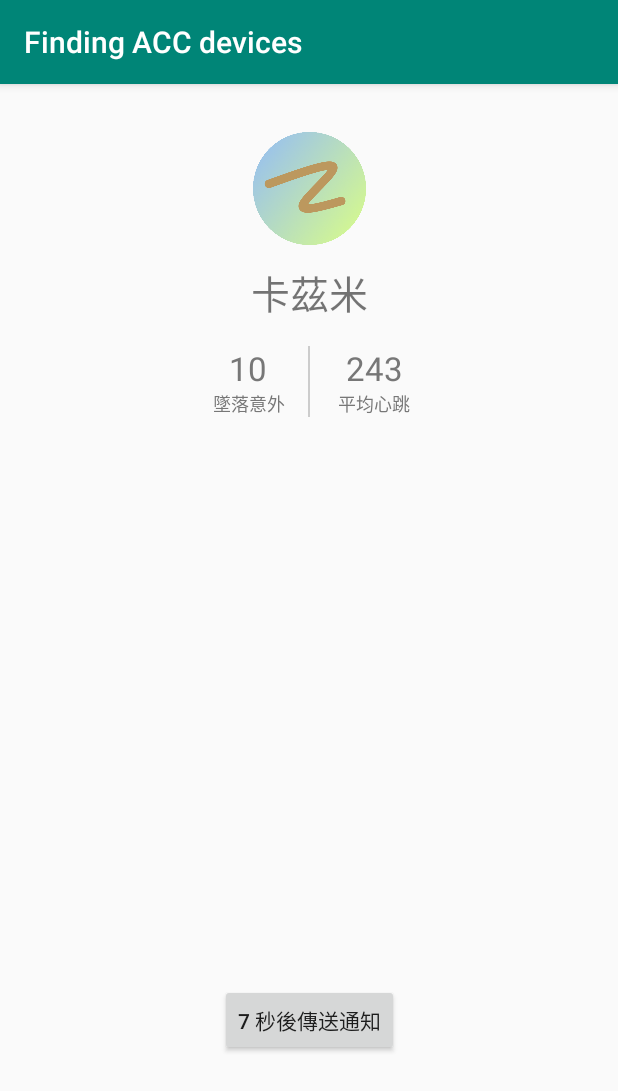
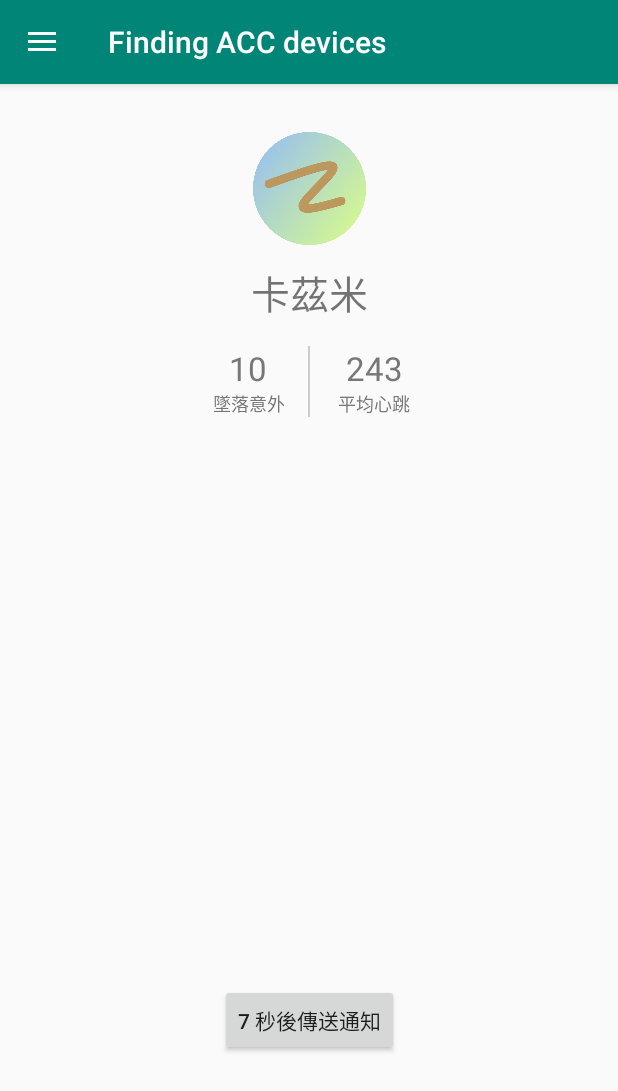
Before and after one commit to GeiGeiLa/Katsmin-Accelerometer, an Android app: the screen it shows after launch (MainActivity), on a phone screen of 412 x 824 dp. Shown: the top 1091 px of the screen. Run offline under Robolectric (Android 15) with nearby library versions, the light colour scheme and no system bars; our stand-ins replace navigation-ui.

Commit message:
Added drawer to Activity:activity_device_info
needed to delete some garbage files

```diff
--- a/app/src/main/java/com/example/accalpha/MainActivity.java
+++ b/app/src/main/java/com/example/accalpha/MainActivity.java
@@ -1,9 +1,12 @@
 package com.example.accalpha;
 
+import androidx.appcompat.app.ActionBarDrawerToggle;
 import androidx.appcompat.app.AppCompatActivity;
+import androidx.appcompat.widget.Toolbar;
 import androidx.core.app.NotificationCompat;
 import androidx.core.app.NotificationManagerCompat;
 import androidx.core.content.ContextCompat;
+import androidx.drawerlayout.widget.DrawerLayout;
 import androidx.navigation.ui.AppBarConfiguration;
 
 import android.Manifest;
@@ -29,6 +32,7 @@ import android.widget.Button;
 import android.widget.TextView;
 import android.widget.Toast;
 
+import com.google.android.material.navigation.NavigationView;
 import com.google.android.material.snackbar.Snackbar;
 
 import java.util.ArrayList;
@@ -40,10 +44,30 @@ public class MainActivity extends AppCompatActivity  {
     Button permissionButton;
     private AppBarConfiguration mAppBarConfiguration;
 
+//  三 Toobar
+    private DrawerLayout drawerLayout;
+    private NavigationView navigation_view;
+    private Toolbar toolbar;
+//
+
+
+
     @Override
     protected void onCreate(Bundle savedInstanceState) {
         super.onCreate(savedInstanceState);
         setContentView(R.layout.activity_device_info);
+
+        drawerLayout = (DrawerLayout) findViewById(R.id.drawerLayout);
+        navigation_view = (NavigationView) findViewById(R.id.navigation_view);
+        toolbar = (Toolbar) findViewById(R.id.toolbar);
+        // 用toolbar做為APP的ActionBar
+        setSupportActionBar(toolbar);
+        // 將drawerLayout和toolbar整合，會出現「三」按鈕
+        ActionBarDrawerToggle toggle = new ActionBarDrawerToggle(
+                this, drawerLayout, toolbar, R.string.drawer_open, R.string.drawer_close);
+        drawerLayout.addDrawerListener(toggle);
+        toggle.syncState();
+
         final Button btn_sendNotification = findViewById(R.id.btn_notify);
         btn_sendNotification.setOnClickListener( new Button.OnClickListener()
         {
--- a/app/src/main/java/com/example/accalpha/ui/home/HomeFragment.java
+++ b/app/src/main/java/com/example/accalpha/ui/home/HomeFragment.java
@@ -10,18 +10,18 @@ import androidx.annotation.NonNull;
 import androidx.annotation.Nullable;
 import androidx.fragment.app.Fragment;
 import androidx.lifecycle.Observer;
-import androidx.lifecycle.ViewModelProviders;
+import androidx.lifecycle.ViewModelProvider;
 
 import com.example.accalpha.R;
 
 public class HomeFragment extends Fragment {
 
-    private com.example.accalpha.ui.home.HomeViewModel homeViewModel;
+    private HomeViewModel homeViewModel;
 
     public View onCreateView(@NonNull LayoutInflater inflater,
                              ViewGroup container, Bundle savedInstanceState) {
         homeViewModel =
-                ViewModelProviders.of(this).get(com.example.accalpha.ui.home.HomeViewModel.class);
+                new ViewModelProvider(this).get(HomeViewModel.class);
         View root = inflater.inflate(R.layout.fragment_home, container, false);
         final TextView textView = root.findViewById(R.id.text_home);
         homeViewModel.getText().observe(getViewLifecycleOwner(), new Observer<String>() {
--- a/app/src/main/java/com/example/accalpha/ui/home/HomeViewModel.java
+++ b/app/src/main/java/com/example/accalpha/ui/home/HomeViewModel.java
@@ -5,6 +5,7 @@ import androidx.lifecycle.MutableLiveData;
 import androidx.lifecycle.ViewModel;
 
 public class HomeViewModel extends ViewModel {
+
 
     private MutableLiveData<String> mText;
 
--- a/app/src/main/res/layout/activity_device_info.xml
+++ b/app/src/main/res/layout/activity_device_info.xml
@@ -1,10 +1,32 @@
 <?xml version="1.0" encoding="utf-8"?>
-<androidx.constraintlayout.widget.ConstraintLayout xmlns:android="http://schemas.android.com/apk/res/android"
+<androidx.drawerlayout.widget.DrawerLayout xmlns:android="http://schemas.android.com/apk/res/android"
     xmlns:app="http://schemas.android.com/apk/res-auto"
     xmlns:tools="http://schemas.android.com/tools"
+    android:id="@+id/drawerLayout"
+    android:layout_width="match_parent"
+    android:layout_height="match_parent"
+    android:fitsSystemWindows="true"
+    tools:openDrawer="start">
+
+
+
+    <androidx.constraintlayout.widget.ConstraintLayout
         android:layout_width="match_parent"
         android:layout_height="match_parent"
         tools:context=".DeviceInfo">
+
+        <!-- 若要使用漢堡列，不能少這個 -->
+        <androidx.appcompat.widget.Toolbar
+            android:id="@+id/toolbar"
+            android:layout_width="match_parent"
+            android:layout_height="?attr/actionBarSize"
+            android:background="?attr/colorPrimary"
+            android:elevation="4dp"
+            android:theme="@style/ThemeOverlay.AppCompat.Dark.ActionBar"
+            app:layout_constraintEnd_toEndOf="parent"
+            app:layout_constraintStart_toStartOf="parent"
+            app:layout_constraintTop_toTopOf="parent" />
+        <!--   comment end     -->
 
         <ImageView
             android:id="@+id/profilepic"
@@ -13,9 +35,8 @@
             android:layout_marginTop="32dp"
             android:src="@drawable/protobelt"
             app:layout_constraintEnd_toEndOf="parent"
-        app:layout_constraintHorizontal_bias="0.5"
             app:layout_constraintStart_toStartOf="parent"
-        app:layout_constraintTop_toTopOf="parent" />
+            app:layout_constraintTop_toBottomOf="@+id/toolbar" />
 
         <TextView
             android:id="@+id/user_name"
@@ -103,3 +124,19 @@
             app:layout_constraintStart_toStartOf="parent" />
 
     </androidx.constraintlayout.widget.ConstraintLayout>
+
+
+<!--    <include-->
+<!--        layout="@layout/app_bar_main"-->
+<!--        android:layout_width="match_parent"-->
+<!--        android:layout_height="match_parent" />-->
+
+    <com.google.android.material.navigation.NavigationView
+        android:id="@+id/nav_view"
+        android:layout_width="220dp"
+        android:layout_height="match_parent"
+        android:layout_gravity="start"
+        android:fitsSystemWindows="true"
+        app:headerLayout="@layout/nav_header_main"
+        app:menu="@menu/activity_main_drawer" />
+</androidx.drawerlayout.widget.DrawerLayout>
--- a/app/src/main/res/layout/fragment_home.xml
+++ b/app/src/main/res/layout/fragment_home.xml
@@ -15,6 +15,7 @@
         android:layout_marginEnd="8dp"
         android:textAlignment="center"
         android:textSize="20sp"
+        android:text = "homefrag"
         app:layout_constraintBottom_toBottomOf="parent"
         app:layout_constraintEnd_toEndOf="parent"
         app:layout_constraintStart_toStartOf="parent"
--- a/app/src/main/res/layout/nav_header_main.xml
+++ b/app/src/main/res/layout/nav_header_main.xml
@@ -1,4 +1,5 @@
 <?xml version="1.0" encoding="utf-8"?>
+<!-- 這是 Hamburger 的 head -->
 <LinearLayout xmlns:android="http://schemas.android.com/apk/res/android"
     xmlns:app="http://schemas.android.com/apk/res-auto"
     android:layout_width="match_parent"
@@ -24,13 +25,13 @@
         android:layout_width="match_parent"
         android:layout_height="wrap_content"
         android:paddingTop="@dimen/nav_header_vertical_spacing"
-        android:text="My nav itle"
+        android:text="Accelerometer"
         android:textAppearance="@style/TextAppearance.AppCompat.Body1" />
 
     <TextView
         android:id="@+id/textView"
         android:layout_width="wrap_content"
         android:layout_height="wrap_content"
-        android:text="My nav subtitle" />
+        android:text="工地災害通報系統"/>
 
 </LinearLayout>
--- a/app/src/main/res/values/strings.xml
+++ b/app/src/main/res/values/strings.xml
@@ -25,5 +25,6 @@
     <string name="title_activity_data_display">DataDisplay</string>
     <string name="use_feature_failed1">找不到任何 ACC 裝置</string>
     <string name="use_feature_failed2">開啟藍芽和定位服務後，重新啟動這個 App</string>
-
+    <string name="drawer_open">Drawer opened</string>
+    <string name="drawer_close">Drawer closed</string>
 </resources>
--- a/app/src/main/res/values/styles.xml
+++ b/app/src/main/res/values/styles.xml
@@ -1,7 +1,7 @@
 <resources>
 
     <!-- Base application theme. -->
-    <style name="AppTheme" parent="Theme.AppCompat.Light.DarkActionBar">
+    <style name="AppTheme" parent="Theme.AppCompat.Light.NoActionBar">
         <!-- Customize your theme here. -->
         <item name="colorPrimary">@color/colorPrimary</item>
         <item name="colorPrimaryDark">@color/colorPrimaryDark</item>
```
Also changed, not shown: app/src/main/java/com/example/accalpha/DataDisplay.java (+9 -9 lines), app/src/main/res/layout/activity_data_display.xml (+0 -8 lines), app/src/main/res/layout/activity_main.xml (added, +25 -0 lines), app/src/main/res/layout/app_bar_main.xml (+9 -8 lines), app/src/main/res/menu/activity_main_drawer.xml (+6 -4 lines). Lines whose indentation alone changed are shown as unchanged.
